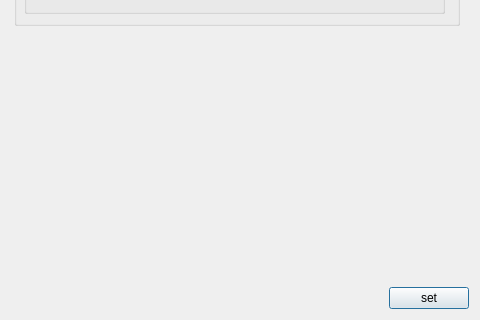
OpenIndy/OpenIndy, file ui/dialogs/measurementconfigurationdialog.ui: the form before one commit; both pictures show x 477 to 957 and y 528 to 848 of the 957 by 848 pixel window.
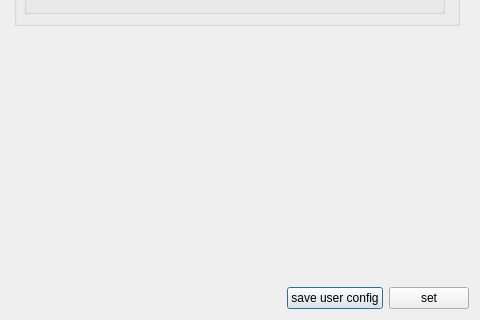
The form after the commit. Icons and pictures are not drawn.

Commit message: OI-948: ui: slit: set & save config

```diff
--- a/ui/dialogs/measurementconfigurationdialog.ui
+++ b/ui/dialogs/measurementconfigurationdialog.ui
@@ -45,7 +45,17 @@
       </spacer>
      </item>
      <item>
-      <widget class="QPushButton" name="pushButton_set">
+      <widget class="QPushButton" name="pushButton_save_user_config">
+       <property name="toolTip">
+        <string>save user config to local file system</string>
+       </property>
+       <property name="text">
+        <string>save user config</string>
+       </property>
+      </widget>
+     </item>
+     <item>
+      <widget class="QPushButton" name="pushButton_set_to_feature">
        <property name="toolTip">
         <string>set the selected config for the active feature</string>
        </property>
```
